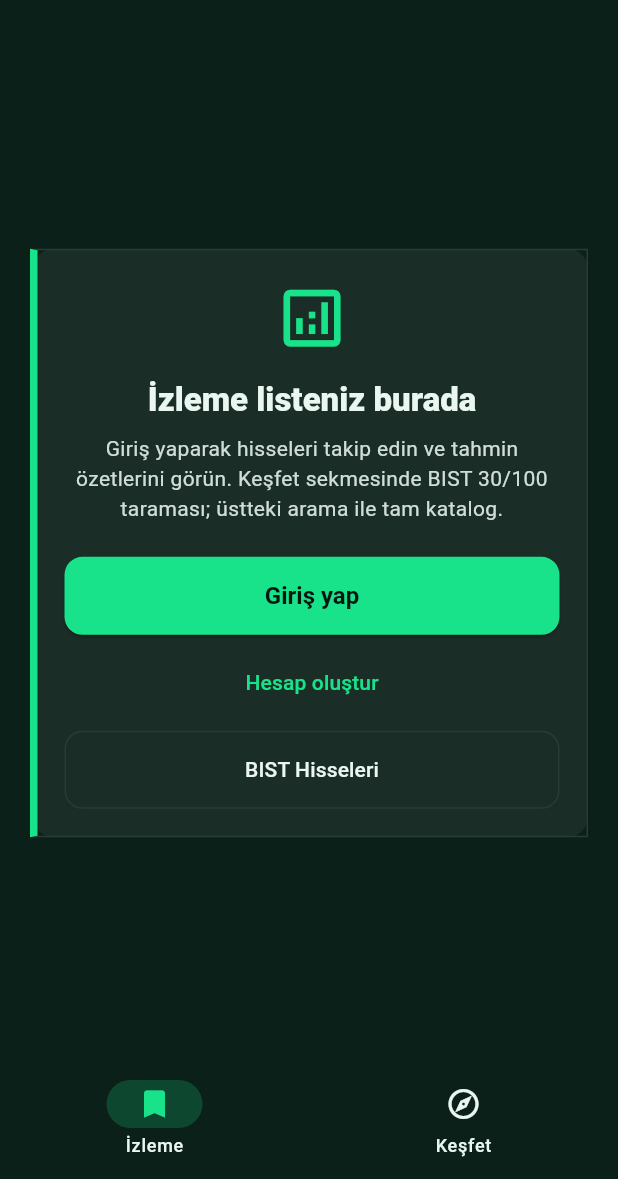
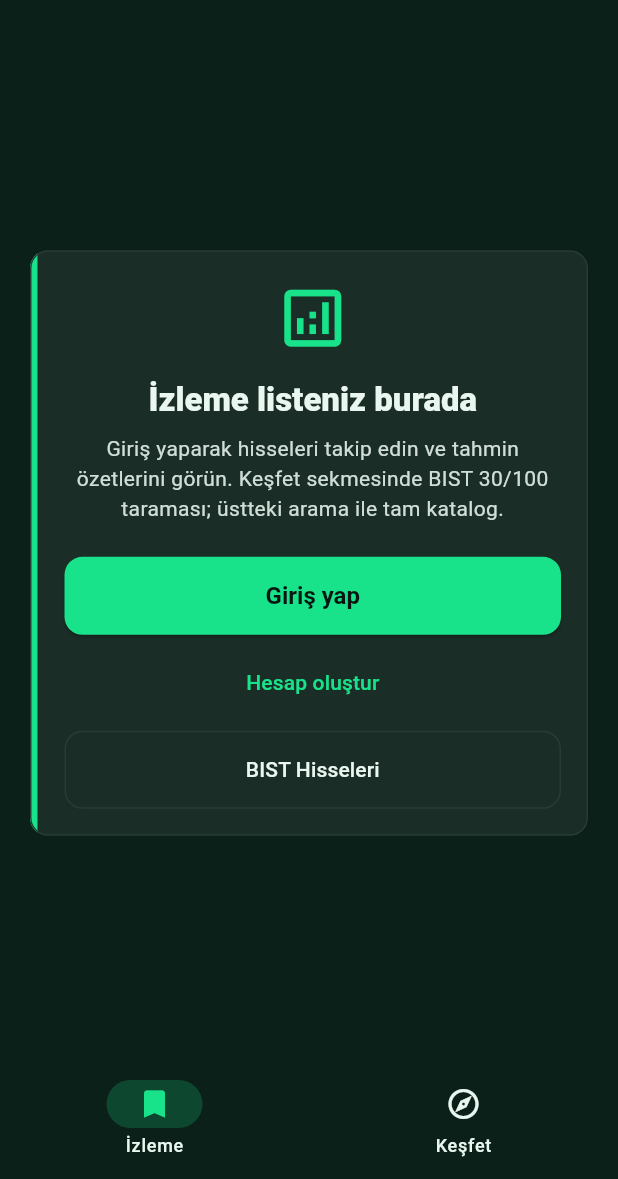
Before and after one commit to ersinarikan/bistmobile, a Flutter app: the MainShell screen opened directly, on a phone screen of 412 x 824 dp, the part 57-1236 px from its top. Run offline on Flutter 3.47's test engine with Material 3 defaults, Android fonts, the phone set to English and light mode, and no system bars; our stand-ins replace app_links, firebase_core, firebase_messaging, flutter_secure_storage, google_sign_in, in_app_purchase and 4 more; accounts and stored records are empty; network calls fail.

Commit message:
Fix LotlotAccentCard paint crash on iPad and bump to +64.
Non-uniform border with borderRadius blanked watchlist cards; F7 Waiting for Review noted in handbook.

```diff
--- a/lib/core/widgets/lotlot_accent_card.dart
+++ b/lib/core/widgets/lotlot_accent_card.dart
@@ -3,6 +3,10 @@ import 'package:flutter/material.dart';
 import '../theme/app_theme.dart';
 
 /// İzleme / Keşfet ortak kabuk — sol 5px accent + surface (web kart dili).
+///
+/// Non-uniform [Border] + [borderRadius] Flutter’da boyama hatası verir
+/// (`A borderRadius can only be given on borders with uniform colors`);
+/// sol şerit ayrı widget ile çizilir.
 class LotlotAccentCard extends StatelessWidget {
   const LotlotAccentCard({
     super.key,
@@ -20,30 +24,37 @@ class LotlotAccentCard extends StatelessWidget {
   @override
   Widget build(BuildContext context) {
     final radius = BorderRadius.circular(LotlotColors.radiusMd);
-    final body = Container(
-      padding: padding,
-      decoration: BoxDecoration(
-        color: LotlotColors.surface,
+    final body = Material(
+      color: LotlotColors.surface,
+      shape: RoundedRectangleBorder(
         borderRadius: radius,
-        border: const Border(
-          left: BorderSide(color: LotlotColors.accent, width: 5),
-          top: BorderSide(color: LotlotColors.border),
-          right: BorderSide(color: LotlotColors.border),
-          bottom: BorderSide(color: LotlotColors.border),
+        side: const BorderSide(color: LotlotColors.border),
+      ),
+      clipBehavior: Clip.antiAlias,
+      child: IntrinsicHeight(
+        child: Row(
+          crossAxisAlignment: CrossAxisAlignment.stretch,
+          children: [
+            const ColoredBox(
+              color: LotlotColors.accent,
+              child: SizedBox(width: 5),
+            ),
+            Expanded(
+              child: Padding(
+                padding: padding,
+                child: child,
+              ),
+            ),
+          ],
         ),
       ),
-      child: child,
     );
     final card = onTap == null
         ? body
-        : Material(
-            color: Colors.transparent,
+        : InkWell(
+            onTap: onTap,
             borderRadius: radius,
-            child: InkWell(
-              onTap: onTap,
-              borderRadius: radius,
-              child: body,
-            ),
+            child: body,
           );
     if (margin == null) return card;
     return Padding(padding: margin!, child: card);
--- a/pubspec.yaml
+++ b/pubspec.yaml
@@ -16,7 +16,7 @@ publish_to: 'none' # Remove this line if you wish to publish to pub.dev
 # https://developer.apple.com/library/archive/documentation/General/Reference/InfoPlistKeyReference/Articles/CoreFoundationKeys.html
 # In Windows, build-name is used as the major, minor, and patch parts
 # of the product and file versions while build-number is used as the build suffix.
-version: 1.0.0+63
+version: 1.0.0+64
 
 environment:
   sdk: ^3.12.2
```
Also changed, not shown: 2 other files.
